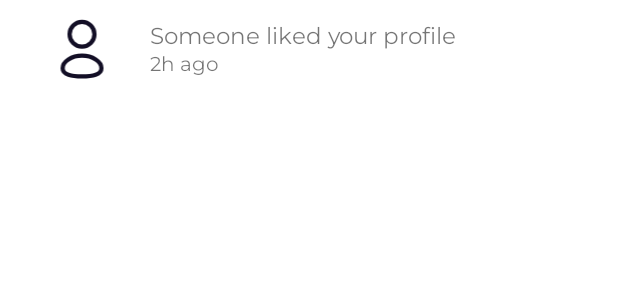
After one commit to skudu95/DateMe, an Android app: the layout item_notification.xml on its own in the app's theme, with its tools: preview values and no code run, on a phone screen of 412 x 824 dp. The commit adds this screen. Shown: the top 300 px of the screen. Run offline under Robolectric (Android 15) with nearby library versions, the phone set to English and light mode, and no system bars.

Commit message:
notification designing

```diff
--- /dev/null
+++ b/app/src/main/java/com/kudu/dateme/model/Country.kt
@@ -0,0 +1,6 @@
+package com.kudu.dateme.model
+
+data class Country(
+    val countryName: String,
+    val countryCode: String
+)
--- /dev/null
+++ b/app/src/main/res/drawable/ic_like.xml
@@ -0,0 +1,4 @@
+<vector android:height="48dp" android:viewportHeight="168.1"
+    android:viewportWidth="168.1" android:width="48dp" xmlns:android="http://schemas.android.com/apk/res/android">
+    <path android:fillColor="#FF000000" android:pathData="M143.56,20.08c-6.82,-3.63 -14.63,-5.7 -22.95,-5.7c-14.66,0 -27.83,6.44 -36.53,16.51C75.32,20.82 62.2,14.38 47.5,14.38c-8.31,0 -16.14,2.07 -22.96,5.7C9.91,27.83 0,42.77 0,60.03c0,4.94 0.83,9.64 2.35,14.08c8.13,35.2 60.15,79.61 81.73,79.61c20.98,0 73.51,-44.4 81.67,-79.61c1.51,-4.44 2.35,-9.14 2.35,-14.08C168.11,42.77 158.18,27.83 143.56,20.08zM152.81,70.1c-0.47,1.31 -1.7,2.13 -3.04,2.13c-0.34,0 -0.68,0 -1.03,-0.12c-1.69,-0.57 -2.57,-2.38 -2,-4.07c0.91,-2.68 1.38,-5.37 1.38,-8.01c0,-9.56 -5.44,-18.38 -14.15,-22.95c-4.16,-2.25 -8.63,-3.38 -13.36,-3.38c-1.78,0 -3.18,-1.38 -3.18,-3.19c0,-1.75 1.4,-3.18 3.18,-3.18c5.74,0 11.26,1.38 16.35,4.07c10.83,5.75 17.55,16.69 17.55,28.63C154.5,63.41 153.95,66.79 152.81,70.1z"/>
+</vector>
--- /dev/null
+++ b/app/src/main/res/layout/item_notification.xml
@@ -0,0 +1,43 @@
+<?xml version="1.0" encoding="utf-8"?>
+<LinearLayout xmlns:android="http://schemas.android.com/apk/res/android"
+    android:layout_width="match_parent"
+    android:layout_height="wrap_content"
+    android:orientation="horizontal"
+    android:padding="10dp">
+
+    <ImageView
+        android:id="@+id/notification_user_image"
+        android:layout_width="0dp"
+        android:layout_height="45dp"
+        android:layout_weight="1.5"
+        android:contentDescription="@string/notification_user_image"
+        android:src="@drawable/ic_profile" />
+
+    <LinearLayout
+        android:layout_width="0dp"
+        android:layout_height="wrap_content"
+        android:layout_gravity="center"
+        android:layout_weight="5"
+        android:orientation="vertical">
+
+        <com.google.android.material.textview.MaterialTextView
+            android:id="@+id/notification_text"
+            android:layout_width="match_parent"
+            android:layout_height="wrap_content"
+            android:fontFamily="@font/montserrat_regular"
+            android:maxLines="2"
+            android:text="@string/notification_item_text"
+            android:textSize="15sp" />
+
+        <com.google.android.material.textview.MaterialTextView
+            android:id="@+id/notification_time"
+            android:layout_width="wrap_content"
+            android:layout_height="wrap_content"
+            android:fontFamily="@font/montserrat_bold"
+            android:text="@string/notification_time_text"
+            android:textSize="13sp" />
+
+    </LinearLayout>
+
+
+</LinearLayout>
--- a/app/src/main/res/values/strings.xml
+++ b/app/src/main/res/values/strings.xml
@@ -23,4 +23,7 @@
     <string name="send_email">Send Email</string>
     <string name="username">Username</string>
     <string name="card_user_image">Card User Image</string>
+    <string name="notification_item_text">Someone liked your profile</string>
+    <string name="notification_time_text">2h ago</string>
+    <string name="notification_user_image">Notification User Image</string>
 </resources>
```
Also changed, not shown: app/src/main/java/com/kudu/dateme/fragments/DashboardFragment.kt (+10 -0 lines), app/src/main/java/com/kudu/dateme/fragments/NotificationFragment.kt (+9 -2 lines), app/src/main/java/com/kudu/dateme/model/Card.kt (added, +7 -0 lines), app/src/main/java/com/kudu/dateme/model/User.kt (added, +13 -0 lines), app/src/main/res/drawable/ic_dislike.xml (added, +13 -0 lines), app/src/main/res/layout/fragment_dashboard.xml (+30 -2 lines), app/src/main/res/values/custom_style.xml (added, +11 -0 lines).
